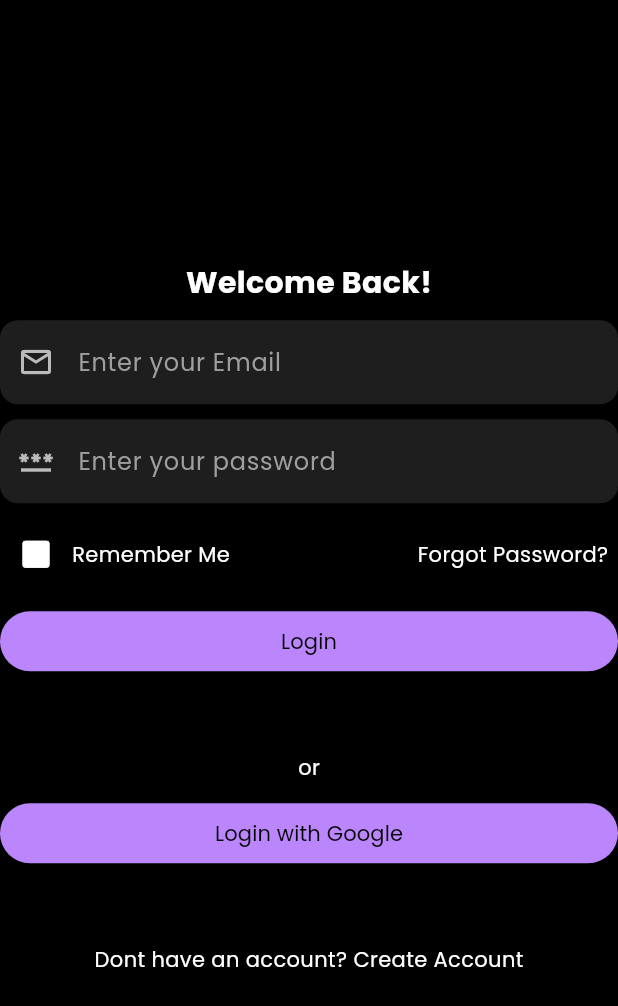
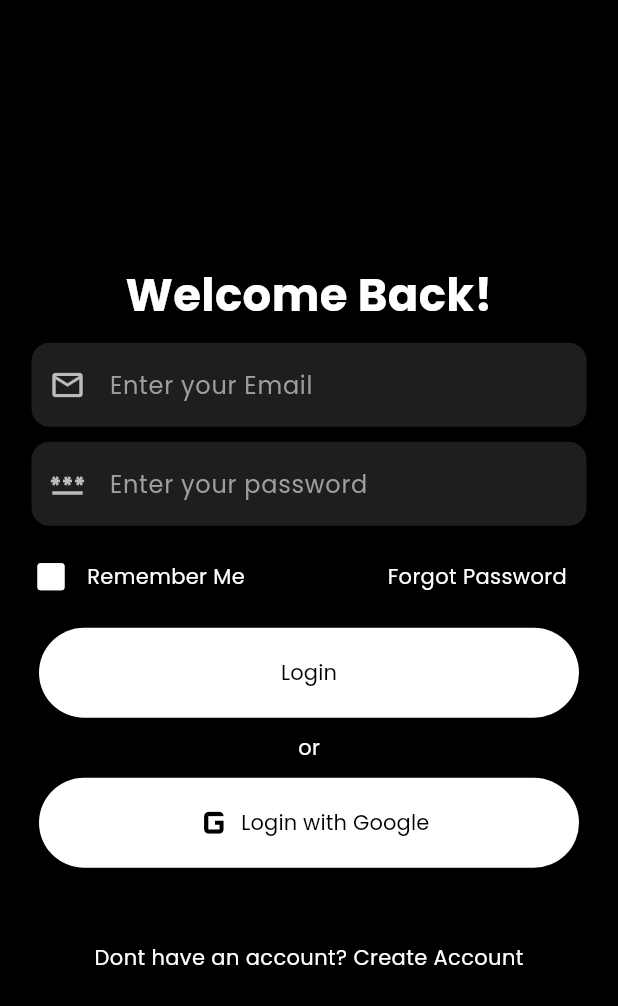
Before and after one commit to tanushreerjb/Wellness-App, a Flutter app: the screen it shows after launch, on a phone screen of 412 x 824 dp. Shown: the top 1006 px of the screen. Run offline on Flutter 3.47's test engine with Material 3 defaults, Android fonts, the phone set to English and light mode, and no system bars; our stand-ins replace hugeicons.

Commit message:
Login Page Updated

```diff
--- a/lib/login.dart
+++ b/lib/login.dart
@@ -32,17 +32,23 @@ class _LoginPageState extends State<LoginPage> {
         crossAxisAlignment: CrossAxisAlignment.center,
         mainAxisAlignment: MainAxisAlignment.center,
         children: [
-          Text(
+          SizedBox(
+            width: 360.0,
+            child: Text(
               'Welcome Back!',
+              textAlign: TextAlign.center,
               style: TextStyle(
-              fontSize: 20,
+                fontSize: 30,
                 fontWeight: FontWeight.bold,
                 fontFamily: 'Poppins',
                 color: Colors.white,
               ),
             ),
+          ),
 
-          TextField(
+          SizedBox(
+            width: 370.0,
+            child: TextField(
               decoration: InputDecoration(
                 hintText: 'Enter your Email',
                 prefixIcon: Icon(
@@ -52,8 +58,11 @@ class _LoginPageState extends State<LoginPage> {
                 ),
               ),
             ),
+          ),
 
-          TextField(
+          SizedBox(
+            width: 370.0,
+            child: TextField(
               decoration: InputDecoration(
                 hintText: 'Enter your password',
                 prefixIcon: Icon(
@@ -63,10 +72,16 @@ class _LoginPageState extends State<LoginPage> {
                 ),
               ),
             ),
+          ),
 
           Row(
             children: [
-              Checkbox(
+              SizedBox(
+                //width: 40,
+                child: Padding(
+                  padding: EdgeInsets.only(left: 10.0),
+                  //Adding padding to checkbox
+                  child: Checkbox(
                     checkColor: Colors.black,
                     fillColor: WidgetStateProperty.resolveWith(getColor),
                     value: isChecked,
@@ -76,38 +91,76 @@ class _LoginPageState extends State<LoginPage> {
                       });
                     },
                   ),
+                ),
+              ),
 
               Text('Remember Me'),
 
-              const SizedBox(width: 125),
-              //Adding space between the row elements
-              const Text('Forgot Password?'),
+              const SizedBox(width: 95), //Adding space between the row elements
+
+              Text('Forgot Password')
             ], //Row children
           ),
           SizedBox(
-            width: double.infinity,
+            height: 60.0,
+            width: 360.0,
             child: FilledButton(
-              onPressed: () {
-              },
+              style: const ButtonStyle(
+                backgroundColor: WidgetStatePropertyAll(Colors.white),
+              ),
+              onPressed: () {},
               child: const Text('Login'),
+            ),
+          ),
+          //const SizedBox(height: 30),
+
+          Text('or'),
+
+          // SizedBox(
+          //   height: 60.0,
+          //   width: 360.0,
+          //   child: FilledButton(
+          //     prefixIcon: Icon(
+          //       Icons.email_outlined,
+          //       size: 24.0,
+          //       color: Colors.white70,
+          //     ),
+          //     style: const ButtonStyle(
+          //       backgroundColor: WidgetStatePropertyAll(Colors.white),
+          //     ),
+          //     onPressed: () {},
+          //     child: const Text('Login with Google'),
+          //   ),
+          // ),
+
+          SizedBox(
+            height: 60.0,
+            width: 360.0,
+            child: FilledButton(
+              style: const ButtonStyle(
+                backgroundColor: WidgetStatePropertyAll(Colors.white),
+              ),
+              onPressed: () {},
+              child: Row(
+                mainAxisAlignment: MainAxisAlignment.center,
+                children: [
+                  Icon(
+                    Icons.g_mobiledata,
+                    size: 35.0,
+                    color: Colors.black,
+                  ),
+                  //const SizedBox(width: 3),
+                  const Text(
+                    'Login with Google',
+                    style: TextStyle(color: Colors.black),
+                  ),
+                ],
+              ),
             ),
           ),
           const SizedBox(height: 30),
 
-          Text('or'),
-
-          SizedBox(
-            width: double.infinity,
-            child: FilledButton(
-              onPressed: () {
-              },
-              child: const Text('Login with Google'),
-            ),
-          ),
-          const SizedBox(height: 30),
-
-          Text('Dont have an account? Create Account')
-
+          Text('Dont have an account? Create Account'),
         ], //Children
       ),
     );
--- a/lib/signup.dart
+++ b/lib/signup.dart
@@ -109,9 +109,8 @@ class _SignupPageState extends State<SignupPage> {
 
               Text('Remember Me'),
 
-              const SizedBox(width: 95), //Adding space between the row elements
+              const SizedBox(width: 95 ), //Adding space between the row elements
 
-              const Text('Forgot Password?', textAlign: TextAlign.right,),
             ], //Row children
           ),
           SizedBox(
```
Lines whose indentation alone changed are shown as unchanged.
